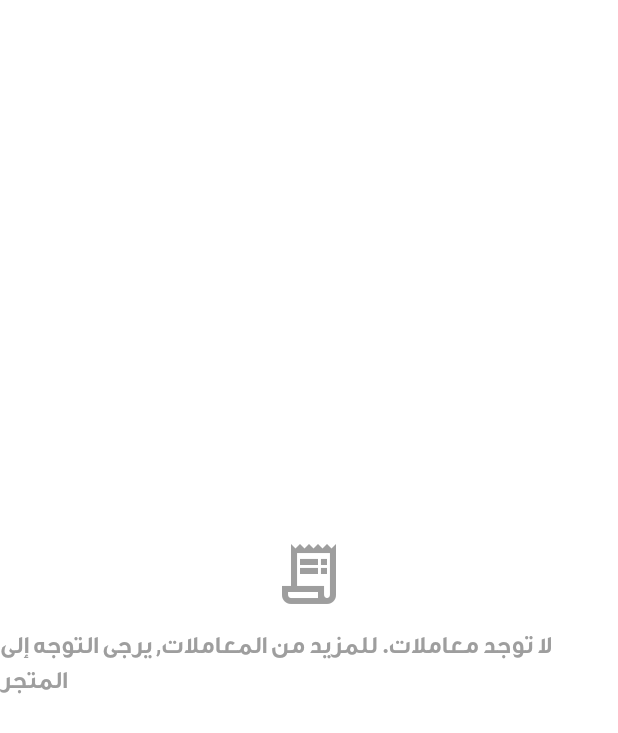
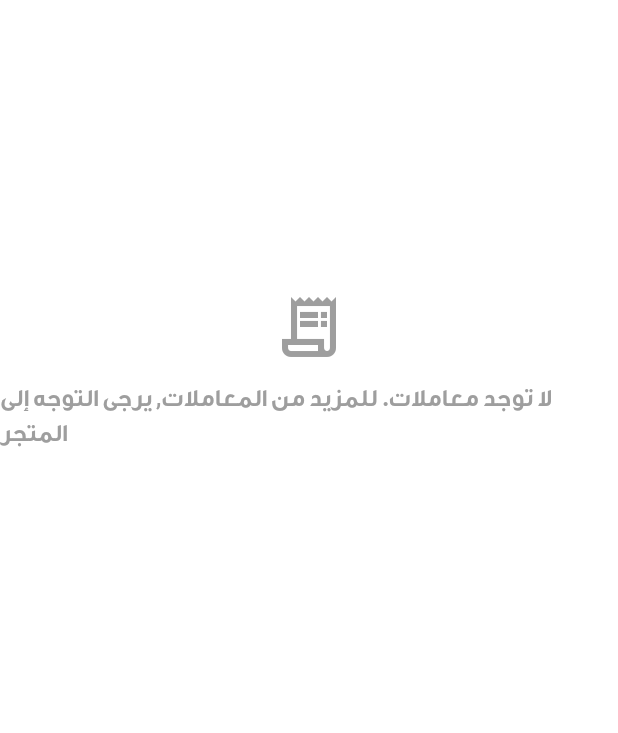
Before and after one commit to moelsayed1/new_awlad_khedr, a Flutter app: the CustomAccountItem widget shown alone on an empty page, opened directly, on a phone screen of 412 x 824 dp. Shown: the top 733 px of the screen. Run offline on Flutter 3.47's test engine with Material 3 defaults, Android fonts, the phone set to English and light mode, and no system bars; our stand-ins replace carousel_slider, flutter_screenutil, go_router, image_picker, shared_preferences, shimmer; accounts and stored records are empty; network calls fail.

Commit message:
Refactor loading indicators and enhance UI consistency
- Updated loading indicators in CustomAccountItem and MostRequestedPage to use a consistent height for better layout.
- Improved error handling and user feedback for empty transaction and product states.
- Refactored UI components to ensure a cohesive user experience across different views.

```diff
--- a/lib/features/drawer_slider/presentation/views/widgets/accounts_details_item.dart
+++ b/lib/features/drawer_slider/presentation/views/widgets/accounts_details_item.dart
@@ -17,16 +17,23 @@ class CustomAccountItem extends StatelessWidget {
     return Consumer<InvoiceProvider>(
       builder: (context, provider, child) {
         if (provider.isLoadingTransactions) {
-          return const Center(child: CircularProgressIndicator(
+          return  SizedBox(
+                      height: MediaQuery.of(context).size.height * 0.6,
+                      child: const Center(
+                        child: CircularProgressIndicator(
                           valueColor: AlwaysStoppedAnimation<Color>(darkOrange),
-                ),);
+                        ),
+                      ),
+                    );
         }
         if (provider.error != null) {
           return Center(child: Text('Error: ${provider.error}'));
         }
         final transactions = provider.transactions;
         if (transactions.isEmpty) {
-          return const Center(
+          return SizedBox(
+            height: MediaQuery.of(context).size.height * 0.6,
+            child: const Center(
               child: Column(
                 mainAxisAlignment: MainAxisAlignment.center,
                 children: [
@@ -46,6 +53,7 @@ class CustomAccountItem extends StatelessWidget {
                     ),
                   ),
                 ],
+              ),
             ),
           );
         }
```
Also changed, not shown: lib/features/most_requested/presentation/views/most_requested_views.dart (+10 -27 lines). Lines whose indentation alone changed are shown as unchanged.
